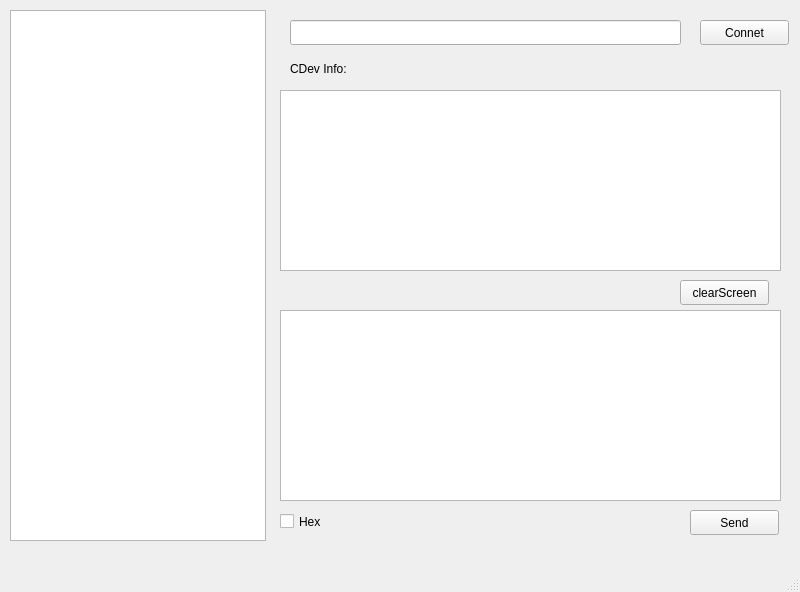
First picture: the form in qt/netTool/netTool/netTool.ui, repository gaozhenzhong/public, before the edit.
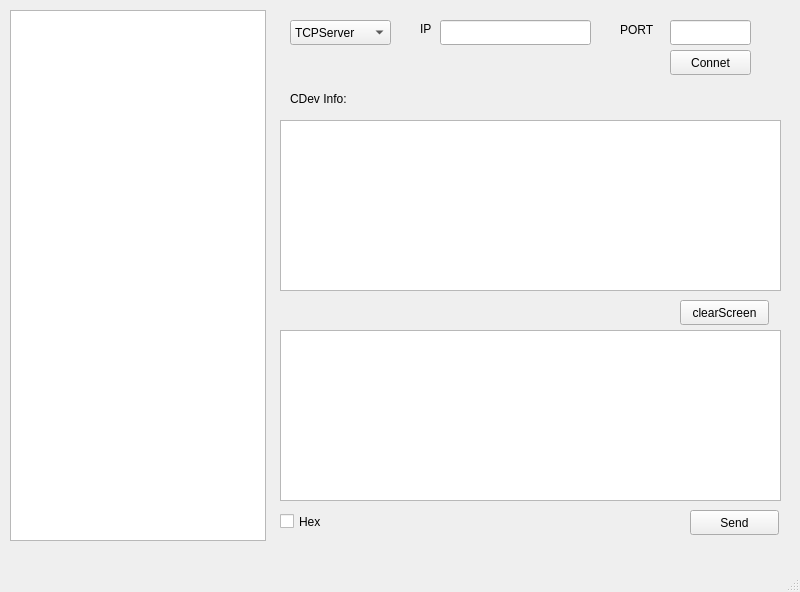
Second picture: the form after the edit.

Commit message: 修改布局，和讲指针用只能指针管理

```diff
--- a/qt/netTool/netTool/netTool.ui
+++ b/qt/netTool/netTool/netTool.ui
@@ -28,9 +28,9 @@
     <property name="geometry">
      <rect>
       <x>280</x>
-      <y>90</y>
+      <y>120</y>
       <width>501</width>
-      <height>181</height>
+      <height>171</height>
      </rect>
     </property>
    </widget>
@@ -38,7 +38,7 @@
     <property name="geometry">
      <rect>
       <x>290</x>
-      <y>60</y>
+      <y>90</y>
       <width>481</width>
       <height>17</height>
      </rect>
@@ -51,9 +51,9 @@
     <property name="geometry">
      <rect>
       <x>280</x>
-      <y>310</y>
+      <y>330</y>
       <width>501</width>
-      <height>191</height>
+      <height>171</height>
      </rect>
     </property>
    </widget>
@@ -73,9 +73,9 @@
    <widget class="QLineEdit" name="connIfoEdit">
     <property name="geometry">
      <rect>
-      <x>290</x>
+      <x>440</x>
       <y>20</y>
-      <width>391</width>
+      <width>151</width>
       <height>25</height>
      </rect>
     </property>
@@ -83,9 +83,9 @@
    <widget class="QPushButton" name="conButton">
     <property name="geometry">
      <rect>
-      <x>700</x>
-      <y>20</y>
-      <width>89</width>
+      <x>670</x>
+      <y>50</y>
+      <width>81</width>
       <height>25</height>
      </rect>
     </property>
@@ -110,7 +110,7 @@
     <property name="geometry">
      <rect>
       <x>680</x>
-      <y>280</y>
+      <y>300</y>
       <width>89</width>
       <height>25</height>
      </rect>
@@ -119,6 +119,72 @@
      <string>clearScreen</string>
     </property>
    </widget>
+   <widget class="QLabel" name="labelIP">
+    <property name="geometry">
+     <rect>
+      <x>420</x>
+      <y>20</y>
+      <width>16</width>
+      <height>17</height>
+     </rect>
+    </property>
+    <property name="text">
+     <string>IP</string>
+    </property>
+   </widget>
+   <widget class="QComboBox" name="connTypeComboBox">
+    <property name="geometry">
+     <rect>
+      <x>290</x>
+      <y>20</y>
+      <width>101</width>
+      <height>25</height>
+     </rect>
+    </property>
+    <item>
+     <property name="text">
+      <string>TCPServer</string>
+     </property>
+    </item>
+    <item>
+     <property name="text">
+      <string>TCPClient</string>
+     </property>
+    </item>
+    <item>
+     <property name="text">
+      <string>UDPServer</string>
+     </property>
+    </item>
+    <item>
+     <property name="text">
+      <string>UDPClient</string>
+     </property>
+    </item>
+   </widget>
+   <widget class="QLineEdit" name="PortEdit">
+    <property name="geometry">
+     <rect>
+      <x>670</x>
+      <y>20</y>
+      <width>81</width>
+      <height>25</height>
+     </rect>
+    </property>
+   </widget>
+   <widget class="QLabel" name="labelPort">
+    <property name="geometry">
+     <rect>
+      <x>620</x>
+      <y>20</y>
+      <width>51</width>
+      <height>20</height>
+     </rect>
+    </property>
+    <property name="text">
+     <string>PORT</string>
+    </property>
+   </widget>
   </widget>
   <widget class="QMenuBar" name="menubar">
    <property name="geometry">
```
Left out of the diff: 2 changed lines with no effect on the pictures. The commit also changes 3 other files.
